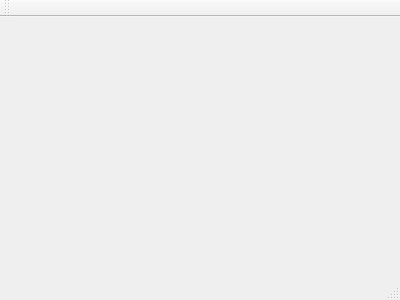
Qt form mainwindow.ui (VoreWind/RegexpRemover) before a commit.
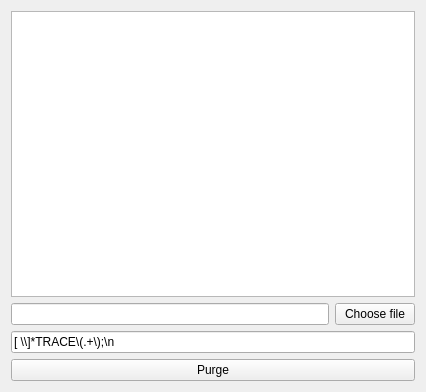
The same form after that commit.

Commit message: Add functionality for removal regexps from files or text

Patch:
```diff
--- a/mainwindow.ui
+++ b/mainwindow.ui
@@ -1,24 +1,50 @@
 <ui version="4.0">
  <class>MainWindow</class>
- <widget class="QMainWindow" name="MainWindow" >
-  <property name="geometry" >
+ <widget class="QMainWindow" name="MainWindow">
+  <property name="geometry">
    <rect>
     <x>0</x>
     <y>0</y>
-    <width>400</width>
-    <height>300</height>
+    <width>426</width>
+    <height>392</height>
    </rect>
   </property>
   <property name="windowTitle" >
    <string>MainWindow</string>
   </property>
-  <widget class="QMenuBar" name="menuBar" />
-  <widget class="QToolBar" name="mainToolBar" />
-  <widget class="QWidget" name="centralWidget" />
-  <widget class="QStatusBar" name="statusBar" />
+  <widget class="QWidget" name="centralWidget">
+   <layout class="QGridLayout" name="gridLayout">
+    <item row="0" column="0" colspan="2">
+     <widget class="QTextEdit" name="text_edit"/>
+    </item>
+    <item row="1" column="0">
+     <widget class="QLineEdit" name="file_path_line"/>
+    </item>
+    <item row="1" column="1">
+     <widget class="QPushButton" name="file_button">
+      <property name="text">
+       <string>Choose file</string>
+      </property>
+     </widget>
+    </item>
+    <item row="2" column="0" colspan="2">
+     <widget class="QLineEdit" name="regexp_line">
+      <property name="text">
+       <string>[ \\]*TRACE\(.+\);\n</string>
+      </property>
+     </widget>
+    </item>
+    <item row="3" column="0" colspan="2">
+     <widget class="QPushButton" name="purge_button">
+      <property name="text">
+       <string>Purge</string>
+      </property>
+     </widget>
+    </item>
+   </layout>
+  </widget>
  </widget>
- <layoutDefault spacing="6" margin="11" />
- <pixmapfunction></pixmapfunction>
+ <layoutdefault spacing="6" margin="11"/>
  <resources/>
  <connections/>
 </ui>
```
Left out of the diff: 3 changed lines with no effect on the pictures. The commit also changes 5 other files.
